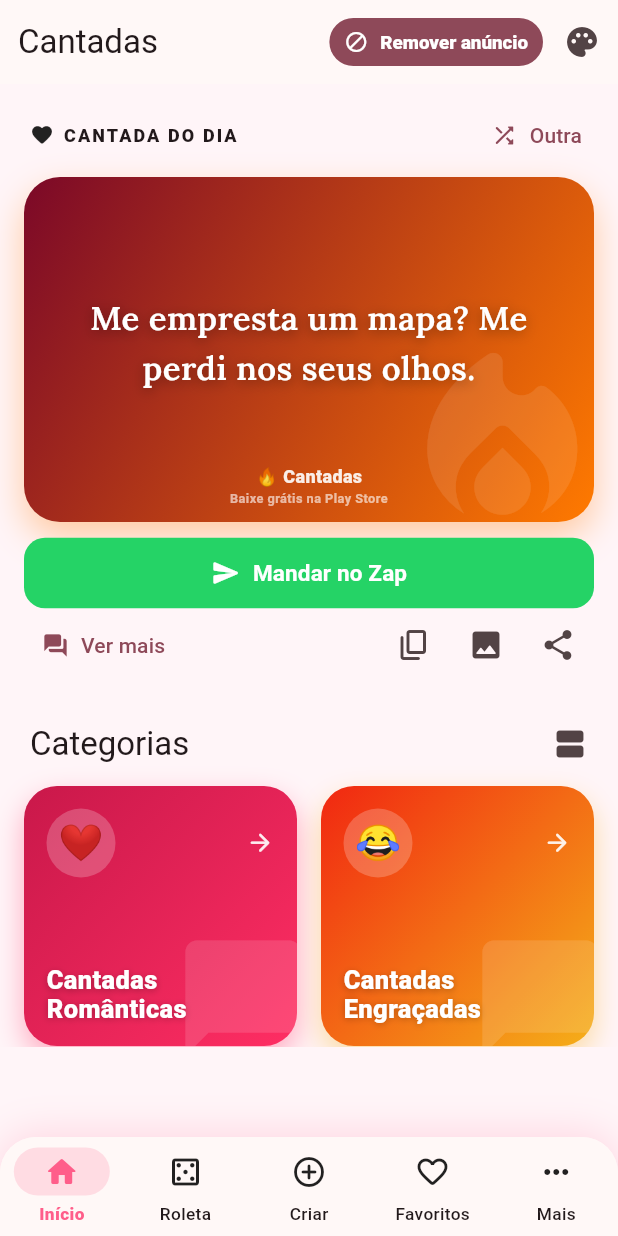
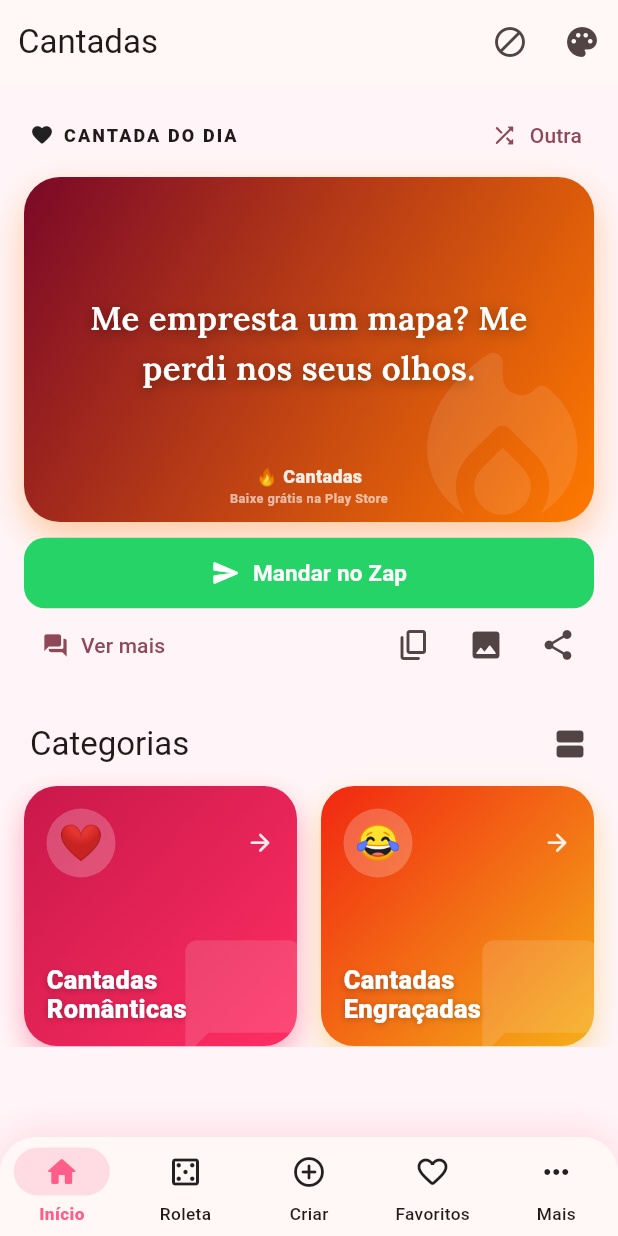
Before and after one commit to bruuhviiper-dev/app32, a Flutter app: the screen it shows after launch, on a phone screen of 412 x 824 dp. Run offline on Flutter 3.47's test engine with Material 3 defaults, Android fonts, the phone set to English and light mode, and no system bars; our stand-ins replace cached_network_image, flutter_local_notifications, flutter_timezone, google_fonts, google_mobile_ads, image_picker and 4 more; missing offline and left inert: gal; network calls fail.

Commit message:
ui: Remover anuncios so icone (IconButton), igual app2
Co-Authored-By: Claude Opus 4.8 (1M context) <noreply@anthropic.com>

```diff
--- a/lib/screens/home_screen.dart
+++ b/lib/screens/home_screen.dart
@@ -30,20 +30,11 @@ class HomeScreen extends StatelessWidget {
         titleSpacing: 12,
         actions: [
           if (!state.adsRemoved)
-            Padding(
-              padding: const EdgeInsets.symmetric(vertical: 8, horizontal: 2),
-              child: FilledButton.icon(
-                onPressed: () => Navigator.of(context).push(
-                  MaterialPageRoute(builder: (_) => const StoreScreen()),
-                ),
-                icon: const Icon(Icons.block_rounded, size: 16),
-                label: const Text('Remover anúncio'),
-                style: FilledButton.styleFrom(
-                  visualDensity: VisualDensity.compact,
-                  padding: const EdgeInsets.symmetric(horizontal: 10),
-                  textStyle: const TextStyle(
-                      fontSize: 12.5, fontWeight: FontWeight.w800),
-                ),
+            IconButton(
+              tooltip: 'Remover anúncios',
+              icon: const Icon(Icons.block_rounded),
+              onPressed: () => Navigator.of(context).push(
+                MaterialPageRoute(builder: (_) => const StoreScreen()),
               ),
             ),
           IconButton(
```
